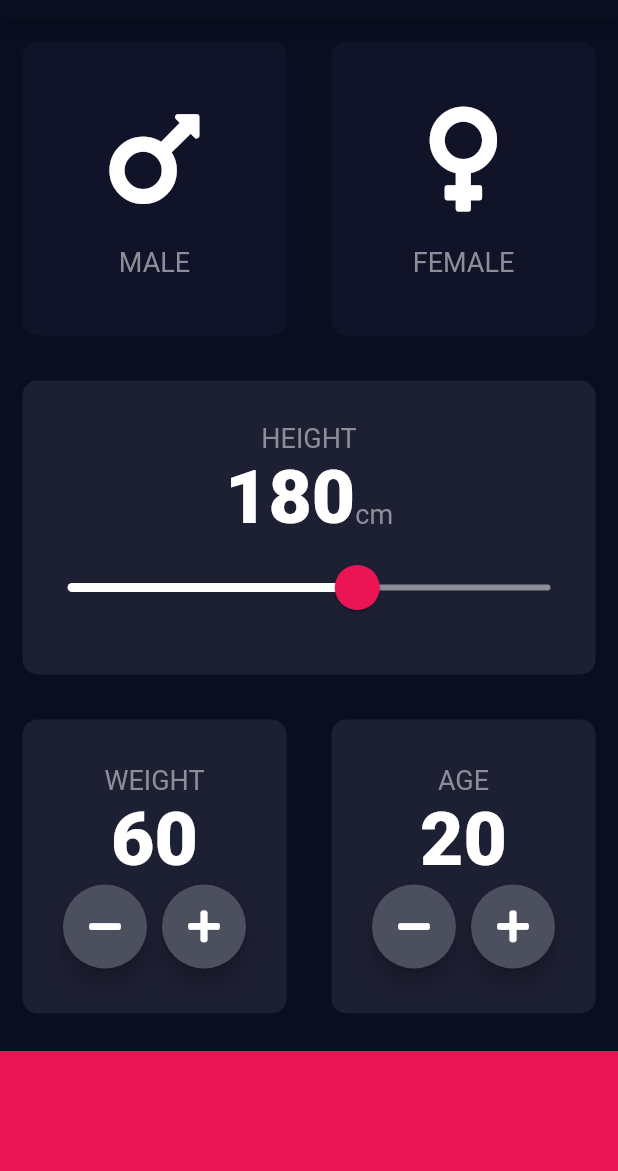
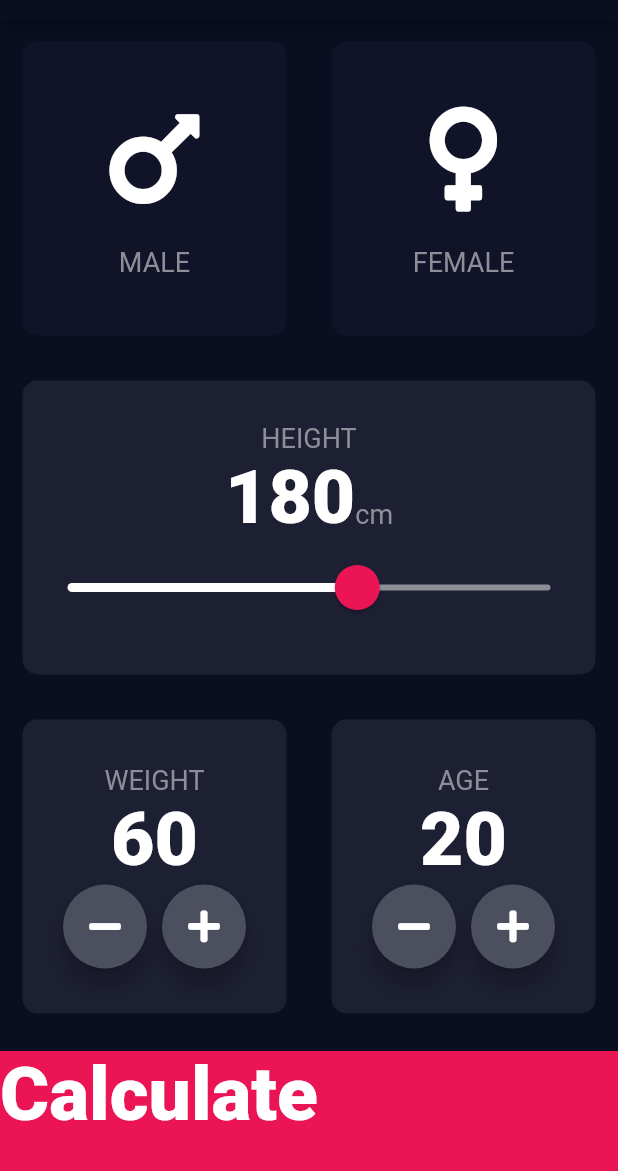
Before and after one commit to bullshitman/bmi_calculator, a Flutter app: the screen it shows after launch, on a phone screen of 412 x 824 dp, the part 65-1236 px from its top. Run offline on Flutter 3.47's test engine with Material 2 defaults, Android fonts, the phone set to English and light mode, and no system bars; our stand-ins replace font_awesome_flutter.

```diff
--- a/lib/input_page.dart
+++ b/lib/input_page.dart
@@ -212,11 +212,20 @@ class _InputPageState extends State<InputPage> {
               ],
             ),
           ),
-          Container(
-            margin: EdgeInsets.only(top: 10.0),
-            width: double.infinity,
-            height: kBottomContainerHeight,
-            color: kBottomContainerColor,
+          GestureDetector(
+            onTap: () {
+              Navigator.pushNamed(context, '/result');
+            },
+            child: Container(
+              child: Text(
+                'Calculate',
+                style: kNumberTextStyle,
+              ),
+              margin: EdgeInsets.only(top: 10.0),
+              width: double.infinity,
+              height: kBottomContainerHeight,
+              color: kBottomContainerColor,
+            ),
           ),
         ],
       ),
--- a/lib/main.dart
+++ b/lib/main.dart
@@ -1,5 +1,7 @@
+import 'package:bmi_calculator/results_page.dart';
 import 'package:flutter/material.dart';
 import 'input_page.dart';
+import 'results_page.dart';
 
 void main() {
   runApp(BMICalculator());
@@ -14,7 +16,11 @@ class BMICalculator extends StatelessWidget {
         primaryColor: Color(0xFF0A0E21),
         scaffoldBackgroundColor: Color(0xFF0A0E21),
       ),
-      home: InputPage(),
+      initialRoute: '/',
+      routes: {
+        '/': (context) => InputPage(),
+        '/result': (context) => ResultsPage(),
+      },
     );
   }
 }
```
Also changed, not shown: lib/results_page.dart (added, +13 -0 lines).
